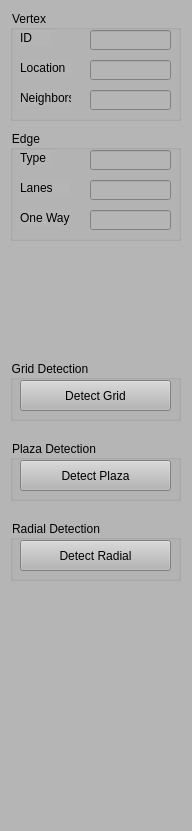
Old version of the form RoadFeatureExplorer/ControlWidget.ui in the repository gnishida/RoadFeatureExplorer.
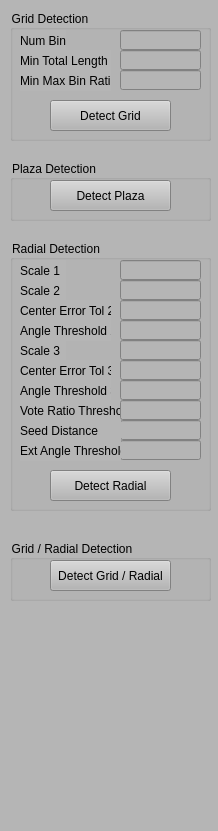
New version of the form.

Commit message: Add all the parameters on GUI control panel.

```diff
--- a/RoadFeatureExplorer/ControlWidget.ui
+++ b/RoadFeatureExplorer/ControlWidget.ui
@@ -6,13 +6,13 @@
    <rect>
     <x>0</x>
     <y>0</y>
-    <width>192</width>
+    <width>218</width>
     <height>831</height>
    </rect>
   </property>
   <property name="minimumSize">
    <size>
-    <width>192</width>
+    <width>218</width>
     <height>240</height>
    </size>
   </property>
@@ -20,95 +20,13 @@
    <string notr="true">background-color: rgb(181, 181, 181);</string>
   </property>
   <widget class="QWidget" name="dockWidgetContents">
-   <widget class="QGroupBox" name="groupBox">
-    <property name="geometry">
-     <rect>
-      <x>10</x>
-      <y>130</y>
-      <width>171</width>
-      <height>111</height>
-     </rect>
-    </property>
-    <property name="title">
-     <string>Edge</string>
-    </property>
-    <widget class="QLabel" name="label">
-     <property name="geometry">
-      <rect>
-       <x>10</x>
-       <y>20</y>
-       <width>31</width>
-       <height>16</height>
-      </rect>
-     </property>
-     <property name="text">
-      <string>Type</string>
-     </property>
-    </widget>
-    <widget class="QLineEdit" name="lineEditEdgeType">
-     <property name="geometry">
-      <rect>
-       <x>80</x>
-       <y>20</y>
-       <width>81</width>
-       <height>20</height>
-      </rect>
-     </property>
-    </widget>
-    <widget class="QLabel" name="label_2">
-     <property name="geometry">
-      <rect>
-       <x>10</x>
-       <y>50</y>
-       <width>51</width>
-       <height>16</height>
-      </rect>
-     </property>
-     <property name="text">
-      <string>Lanes</string>
-     </property>
-    </widget>
-    <widget class="QLineEdit" name="lineEditEdgeLanes">
-     <property name="geometry">
-      <rect>
-       <x>80</x>
-       <y>50</y>
-       <width>81</width>
-       <height>20</height>
-      </rect>
-     </property>
-    </widget>
-    <widget class="QLabel" name="label_3">
-     <property name="geometry">
-      <rect>
-       <x>10</x>
-       <y>80</y>
-       <width>51</width>
-       <height>16</height>
-      </rect>
-     </property>
-     <property name="text">
-      <string>One Way</string>
-     </property>
-    </widget>
-    <widget class="QLineEdit" name="lineEditEdgeOneWay">
-     <property name="geometry">
-      <rect>
-       <x>80</x>
-       <y>80</y>
-       <width>81</width>
-       <height>20</height>
-      </rect>
-     </property>
-    </widget>
-   </widget>
    <widget class="QGroupBox" name="groupBox_3">
     <property name="geometry">
      <rect>
       <x>10</x>
-      <y>360</y>
-      <width>171</width>
-      <height>61</height>
+      <y>10</y>
+      <width>201</width>
+      <height>131</height>
      </rect>
     </property>
     <property name="title">
@@ -117,9 +35,9 @@
     <widget class="QPushButton" name="pushButtonDetectGrid">
      <property name="geometry">
       <rect>
-       <x>10</x>
-       <y>20</y>
-       <width>151</width>
+       <x>40</x>
+       <y>90</y>
+       <width>121</width>
        <height>31</height>
       </rect>
      </property>
@@ -127,86 +45,82 @@
       <string>Detect Grid</string>
      </property>
     </widget>
-   </widget>
-   <widget class="QGroupBox" name="groupBox_5">
-    <property name="geometry">
-     <rect>
-      <x>10</x>
-      <y>10</y>
-      <width>171</width>
-      <height>111</height>
-     </rect>
-    </property>
-    <property name="title">
-     <string>Vertex</string>
-    </property>
+    <widget class="QLabel" name="label_4">
+     <property name="geometry">
+      <rect>
+       <x>10</x>
+       <y>20</y>
+       <width>46</width>
+       <height>21</height>
+      </rect>
+     </property>
+     <property name="text">
+      <string>Num Bins</string>
+     </property>
+    </widget>
+    <widget class="QLineEdit" name="lineEditNumBins">
+     <property name="geometry">
+      <rect>
+       <x>110</x>
+       <y>20</y>
+       <width>81</width>
+       <height>20</height>
+      </rect>
+     </property>
+     <property name="alignment">
+      <set>Qt::AlignRight|Qt::AlignTrailing|Qt::AlignVCenter</set>
+     </property>
+    </widget>
+    <widget class="QLabel" name="label_5">
+     <property name="geometry">
+      <rect>
+       <x>10</x>
+       <y>40</y>
+       <width>91</width>
+       <height>21</height>
+      </rect>
+     </property>
+     <property name="text">
+      <string>Min Total Length</string>
+     </property>
+    </widget>
+    <widget class="QLineEdit" name="lineEditMinTotalLength">
+     <property name="geometry">
+      <rect>
+       <x>110</x>
+       <y>40</y>
+       <width>81</width>
+       <height>20</height>
+      </rect>
+     </property>
+     <property name="alignment">
+      <set>Qt::AlignRight|Qt::AlignTrailing|Qt::AlignVCenter</set>
+     </property>
+    </widget>
     <widget class="QLabel" name="label_6">
      <property name="geometry">
       <rect>
        <x>10</x>
-       <y>20</y>
-       <width>31</width>
-       <height>16</height>
+       <y>60</y>
+       <width>91</width>
+       <height>21</height>
       </rect>
      </property>
      <property name="text">
-      <string>ID</string>
+      <string>Min Max Bin Ratio</string>
      </property>
     </widget>
-    <widget class="QLineEdit" name="lineEditVertexDesc">
+    <widget class="QLineEdit" name="lineEditMinMaxBinRatio">
      <property name="geometry">
       <rect>
-       <x>80</x>
-       <y>20</y>
+       <x>110</x>
+       <y>60</y>
        <width>81</width>
        <height>20</height>
       </rect>
      </property>
-    </widget>
-    <widget class="QLabel" name="label_7">
-     <property name="geometry">
-      <rect>
-       <x>10</x>
-       <y>50</y>
-       <width>51</width>
-       <height>16</height>
-      </rect>
-     </property>
-     <property name="text">
-      <string>Location</string>
-     </property>
-    </widget>
-    <widget class="QLineEdit" name="lineEditVertexPos">
-     <property name="geometry">
-      <rect>
-       <x>80</x>
-       <y>50</y>
-       <width>81</width>
-       <height>20</height>
-      </rect>
-     </property>
-    </widget>
-    <widget class="QLabel" name="label_8">
-     <property name="geometry">
-      <rect>
-       <x>10</x>
-       <y>80</y>
-       <width>51</width>
-       <height>16</height>
-      </rect>
-     </property>
-     <property name="text">
-      <string>Neighbors</string>
-     </property>
-    </widget>
-    <widget class="QLineEdit" name="lineEditVertexNeighbors">
-     <property name="geometry">
-      <rect>
-       <x>80</x>
-       <y>80</y>
-       <width>81</width>
-       <height>20</height>
-      </rect>
+     <property name="alignment">
+      <set>Qt::AlignRight|Qt::AlignTrailing|Qt::AlignVCenter</set>
      </property>
     </widget>
    </widget>
@@ -214,8 +128,8 @@
     <property name="geometry">
      <rect>
       <x>10</x>
-      <y>440</y>
-      <width>171</width>
+      <y>160</y>
+      <width>201</width>
       <height>61</height>
      </rect>
     </property>
@@ -225,9 +139,9 @@
     <widget class="QPushButton" name="pushButtonDetectPlaza">
      <property name="geometry">
       <rect>
-       <x>10</x>
+       <x>40</x>
        <y>20</y>
-       <width>151</width>
+       <width>121</width>
        <height>31</height>
       </rect>
      </property>
@@ -240,9 +154,9 @@
     <property name="geometry">
      <rect>
       <x>10</x>
-      <y>520</y>
-      <width>171</width>
-      <height>61</height>
+      <y>240</y>
+      <width>201</width>
+      <height>271</height>
      </rect>
     </property>
     <property name="title">
@@ -251,14 +165,306 @@
     <widget class="QPushButton" name="pushButtonDetectRadial">
      <property name="geometry">
       <rect>
-       <x>10</x>
-       <y>20</y>
-       <width>151</width>
+       <x>40</x>
+       <y>230</y>
+       <width>121</width>
        <height>31</height>
       </rect>
      </property>
      <property name="text">
       <string>Detect Radial</string>
+     </property>
+    </widget>
+    <widget class="QLineEdit" name="lineEditScale1">
+     <property name="geometry">
+      <rect>
+       <x>110</x>
+       <y>20</y>
+       <width>81</width>
+       <height>20</height>
+      </rect>
+     </property>
+     <property name="alignment">
+      <set>Qt::AlignRight|Qt::AlignTrailing|Qt::AlignVCenter</set>
+     </property>
+    </widget>
+    <widget class="QLabel" name="label_7">
+     <property name="geometry">
+      <rect>
+       <x>10</x>
+       <y>20</y>
+       <width>46</width>
+       <height>21</height>
+      </rect>
+     </property>
+     <property name="text">
+      <string>Scale 1</string>
+     </property>
+    </widget>
+    <widget class="QLabel" name="label_8">
+     <property name="geometry">
+      <rect>
+       <x>10</x>
+       <y>40</y>
+       <width>46</width>
+       <height>21</height>
+      </rect>
+     </property>
+     <property name="text">
+      <string>Scale 2</string>
+     </property>
+    </widget>
+    <widget class="QLineEdit" name="lineEditScale2">
+     <property name="geometry">
+      <rect>
+       <x>110</x>
+       <y>40</y>
+       <width>81</width>
+       <height>20</height>
+      </rect>
+     </property>
+     <property name="alignment">
+      <set>Qt::AlignRight|Qt::AlignTrailing|Qt::AlignVCenter</set>
+     </property>
+    </widget>
+    <widget class="QLabel" name="label_9">
+     <property name="geometry">
+      <rect>
+       <x>10</x>
+       <y>60</y>
+       <width>91</width>
+       <height>21</height>
+      </rect>
+     </property>
+     <property name="text">
+      <string>Center Error Tol 2</string>
+     </property>
+    </widget>
+    <widget class="QLineEdit" name="lineEditCenterErrorTol2">
+     <property name="geometry">
+      <rect>
+       <x>110</x>
+       <y>60</y>
+       <width>81</width>
+       <height>20</height>
+      </rect>
+     </property>
+     <property name="alignment">
+      <set>Qt::AlignRight|Qt::AlignTrailing|Qt::AlignVCenter</set>
+     </property>
+    </widget>
+    <widget class="QLabel" name="label_10">
+     <property name="geometry">
+      <rect>
+       <x>10</x>
+       <y>80</y>
+       <width>91</width>
+       <height>21</height>
+      </rect>
+     </property>
+     <property name="text">
+      <string>Angle Threshold 2</string>
+     </property>
+    </widget>
+    <widget class="QLineEdit" name="lineEditAngleThreshold2">
+     <property name="geometry">
+      <rect>
+       <x>110</x>
+       <y>80</y>
+       <width>81</width>
+       <height>20</height>
+      </rect>
+     </property>
+     <property name="alignment">
+      <set>Qt::AlignRight|Qt::AlignTrailing|Qt::AlignVCenter</set>
+     </property>
+    </widget>
+    <widget class="QLineEdit" name="lineEditAngleThreshold3">
+     <property name="geometry">
+      <rect>
+       <x>110</x>
+       <y>140</y>
+       <width>81</width>
+       <height>20</height>
+      </rect>
+     </property>
+     <property name="alignment">
+      <set>Qt::AlignRight|Qt::AlignTrailing|Qt::AlignVCenter</set>
+     </property>
+    </widget>
+    <widget class="QLabel" name="label_11">
+     <property name="geometry">
+      <rect>
+       <x>10</x>
+       <y>140</y>
+       <width>91</width>
+       <height>21</height>
+      </rect>
+     </property>
+     <property name="text">
+      <string>Angle Threshold 3</string>
+     </property>
+    </widget>
+    <widget class="QLabel" name="label_12">
+     <property name="geometry">
+      <rect>
+       <x>10</x>
+       <y>120</y>
+       <width>91</width>
+       <height>21</height>
+      </rect>
+     </property>
+     <property name="text">
+      <string>Center Error Tol 3</string>
+     </property>
+    </widget>
+    <widget class="QLabel" name="label_13">
+     <property name="geometry">
+      <rect>
+       <x>10</x>
+       <y>100</y>
+       <width>46</width>
+       <height>21</height>
+      </rect>
+     </property>
+     <property name="text">
+      <string>Scale 3</string>
+     </property>
+    </widget>
+    <widget class="QLineEdit" name="lineEditCenterErrorTol3">
+     <property name="geometry">
+      <rect>
+       <x>110</x>
+       <y>120</y>
+       <width>81</width>
+       <height>20</height>
+      </rect>
+     </property>
+     <property name="alignment">
+      <set>Qt::AlignRight|Qt::AlignTrailing|Qt::AlignVCenter</set>
+     </property>
+    </widget>
+    <widget class="QLineEdit" name="lineEditScale3">
+     <property name="geometry">
+      <rect>
+       <x>110</x>
+       <y>100</y>
+       <width>81</width>
+       <height>20</height>
+      </rect>
+     </property>
+     <property name="alignment">
+      <set>Qt::AlignRight|Qt::AlignTrailing|Qt::AlignVCenter</set>
+     </property>
+    </widget>
+    <widget class="QLabel" name="label_14">
+     <property name="geometry">
+      <rect>
+       <x>10</x>
+       <y>160</y>
+       <width>101</width>
+       <height>21</height>
+      </rect>
+     </property>
+     <property name="text">
+      <string>Vote Ratio Threshold</string>
+     </property>
+    </widget>
+    <widget class="QLineEdit" name="lineEditRadialVotingThreshold">
+     <property name="geometry">
+      <rect>
+       <x>110</x>
+       <y>160</y>
+       <width>81</width>
+       <height>20</height>
+      </rect>
+     </property>
+     <property name="alignment">
+      <set>Qt::AlignRight|Qt::AlignTrailing|Qt::AlignVCenter</set>
+     </property>
+    </widget>
+    <widget class="QLineEdit" name="lineEditRadialSeedDistance">
+     <property name="geometry">
+      <rect>
+       <x>110</x>
+       <y>180</y>
+       <width>81</width>
+       <height>20</height>
+      </rect>
+     </property>
+     <property name="text">
+      <string/>
+     </property>
+     <property name="alignment">
+      <set>Qt::AlignRight|Qt::AlignTrailing|Qt::AlignVCenter</set>
+     </property>
+    </widget>
+    <widget class="QLabel" name="label_15">
+     <property name="geometry">
+      <rect>
+       <x>10</x>
+       <y>180</y>
+       <width>101</width>
+       <height>21</height>
+      </rect>
+     </property>
+     <property name="text">
+      <string>Seed Distance</string>
+     </property>
+    </widget>
+    <widget class="QLineEdit" name="lineEditRadialExtendingAngleThreshold">
+     <property name="geometry">
+      <rect>
+       <x>110</x>
+       <y>200</y>
+       <width>81</width>
+       <height>20</height>
+      </rect>
+     </property>
+     <property name="text">
+      <string/>
+     </property>
+     <property name="alignment">
+      <set>Qt::AlignRight|Qt::AlignTrailing|Qt::AlignVCenter</set>
+     </property>
+    </widget>
+    <widget class="QLabel" name="label_16">
+     <property name="geometry">
+      <rect>
+       <x>10</x>
+       <y>200</y>
+       <width>101</width>
+       <height>21</height>
+      </rect>
+     </property>
+     <property name="text">
+      <string>Ext Angle Threshold</string>
+     </property>
+    </widget>
+   </widget>
+   <widget class="QGroupBox" name="groupBox_7">
+    <property name="geometry">
+     <rect>
+      <x>10</x>
+      <y>540</y>
+      <width>201</width>
+      <height>61</height>
+     </rect>
+    </property>
+    <property name="title">
+     <string>Grid / Radial Detection</string>
+    </property>
+    <widget class="QPushButton" name="pushButtonDetectGridRadial">
+     <property name="geometry">
+      <rect>
+       <x>40</x>
+       <y>20</y>
+       <width>121</width>
+       <height>31</height>
+      </rect>
+     </property>
+     <property name="text">
+      <string>Detect Grid / Radial</string>
      </property>
     </widget>
    </widget>
```
The commit also changes 5 other files.
